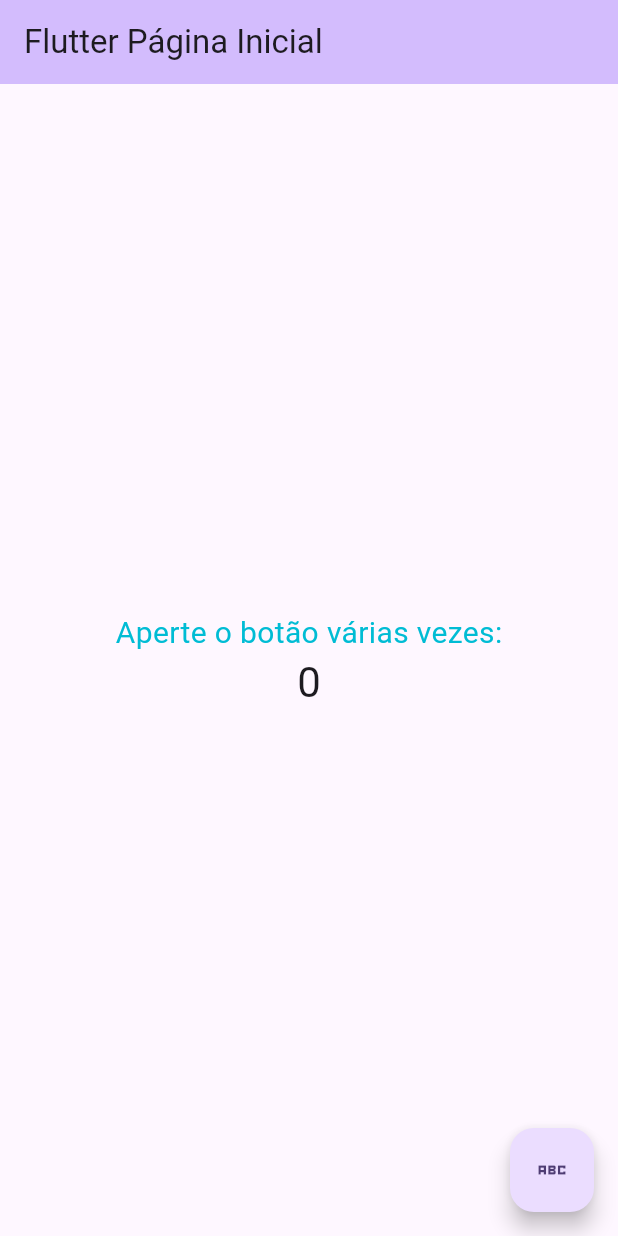
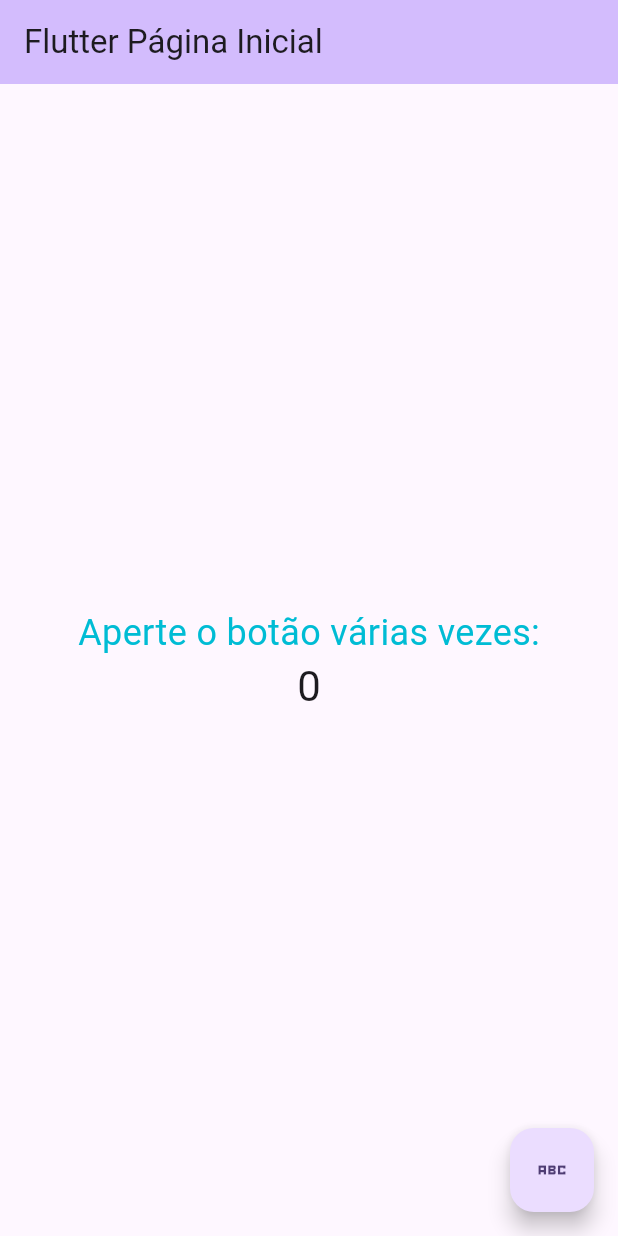
Before and after one commit to FranciscoBraga/flutter_estudo, a Flutter app: the screen it shows after launch, on a phone screen of 412 x 824 dp. Run offline on Flutter 3.47's test engine with Material 3 defaults, Android fonts, the phone set to English and light mode, and no system bars.

Commit message:
alterações no layout

```diff
--- a/lib/main.dart
+++ b/lib/main.dart
@@ -107,7 +107,7 @@ class _MyHomePageState extends State<MyHomePage> {
           children: <Widget>[
             const Text(
               'Aperte o botão várias vezes:',
-              style: TextStyle(color: Colors.cyan,fontSize: 20),
+              style: TextStyle(color: Colors.cyan,fontSize: 24),
             ),
             Text(
               '$_counter',
```
